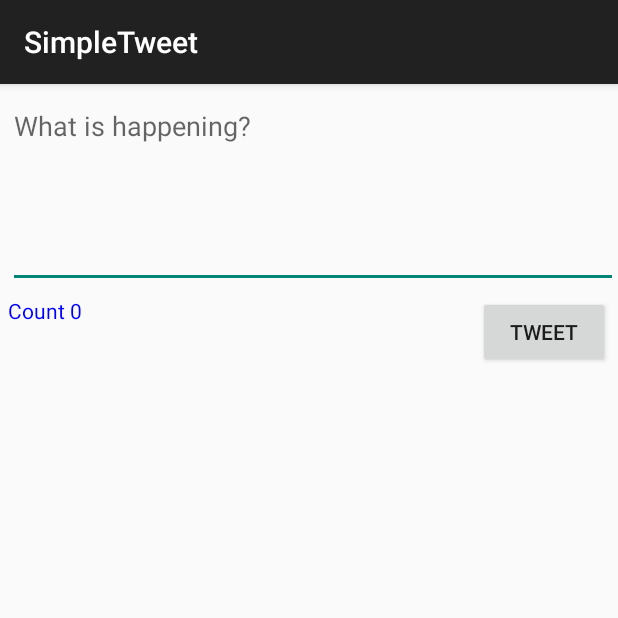
After one commit to JulCesWhat/TwitterAndroid, an Android app: the ComposeActivity screen opened directly, with no data from a screen before it, on a phone screen of 412 x 824 dp, the top half of it. The commit adds this screen. Run offline under Robolectric (Android 15) with nearby library versions, the phone set to English and light mode, and no system bars; our stand-ins replace Room's generated code; libraries missing offline, so code that uses them is left out: com.codepath.asynchttpclient, com.facebook.stetho, org.parceler; 1 statement that could not run was skipped.

Commit message:
Adding changes for part two of project

```diff
--- a/app/build.gradle
+++ b/app/build.gradle
@@ -52,4 +52,7 @@ dependencies {
     implementation 'com.facebook.stetho:stetho:1.5.1'
 
     implementation 'androidx.swiperefreshlayout:swiperefreshlayout:1.0.0'
+
+    implementation 'org.parceler:parceler-api:1.1.12'
+    annotationProcessor 'org.parceler:parceler:1.1.12'
 }
--- a/app/src/main/AndroidManifest.xml
+++ b/app/src/main/AndroidManifest.xml
@@ -13,7 +13,8 @@
         android:icon="@drawable/ic_launcher"
         android:label="@string/app_name"
         android:theme="@style/AppTheme">
-        <activity android:name=".TimelineActivity"></activity>
+        <activity android:name=".ComposeActivity"></activity>
+        <activity android:name=".TimelineActivity" />
         <activity
             android:name=".LoginActivity"
             android:label="@string/app_name"
--- /dev/null
+++ b/app/src/main/java/com/codepath/apps/restclienttemplate/ComposeActivity.java
@@ -0,0 +1,113 @@
+package com.codepath.apps.restclienttemplate;
+
+import androidx.appcompat.app.AppCompatActivity;
+
+import android.content.Intent;
+import android.graphics.Color;
+import android.os.Bundle;
+import android.os.Parcel;
+import android.text.Editable;
+import android.text.TextWatcher;
+import android.util.Log;
+import android.view.View;
+import android.widget.Button;
+import android.widget.EditText;
+import android.widget.TextView;
+import android.widget.Toast;
+
+import com.codepath.apps.restclienttemplate.models.Tweet;
+import com.codepath.asynchttpclient.callback.JsonHttpResponseHandler;
+
+import org.json.JSONException;
+import org.parceler.Parcels;
+
+import okhttp3.Headers;
+
+public class ComposeActivity extends AppCompatActivity {
+
+    public static final String TAG = "ComposeActivity";
+    public static final int MAX_TWEET_LENGTH = 280;
+
+    EditText etcompose;
+    Button btnTweet;
+    TextView mTextView;
+
+    TwitterClient client;
+
+    @Override
+    protected void onCreate(Bundle savedInstanceState) {
+        super.onCreate(savedInstanceState);
+        setContentView(R.layout.activity_compose);
+
+        etcompose = findViewById(R.id.etCompose);
+        btnTweet = findViewById(R.id.btnTweet);
+        mTextView = findViewById(R.id.rm_count);
+        mTextView.setTextColor(Color.BLUE);
+
+        etcompose.addTextChangedListener(new TextWatcher() {
+            @Override
+            public void onTextChanged(CharSequence s, int start, int before, int count) {
+                // Fires right as the text is being changed (even supplies the range of text)
+                mTextView.setText(String.valueOf(s.length()) + "/" + MAX_TWEET_LENGTH);
+                if (s.length() > MAX_TWEET_LENGTH) {
+                    mTextView.setTextColor(Color.RED);
+                    btnTweet.setEnabled(false);
+                } else {
+                    mTextView.setTextColor(Color.BLUE);
+                    btnTweet.setEnabled(true);
+                }
+            }
+
+            @Override
+            public void beforeTextChanged(CharSequence s, int start, int count,
+                                          int after) {
+                // Fires right before text is changing
+            }
+
+            @Override
+            public void afterTextChanged(Editable s) {
+                // Fires right after the text has changed
+//                tvDisplay.setText(s.toString());
+            }
+        });
+
+        client = TwitterApp.getRestClient(this);
+
+        btnTweet.setOnClickListener(new View.OnClickListener() {
+            @Override
+            public void onClick(View view) {
+                String tweetContent = etcompose.getText().toString();
+                if (tweetContent.isEmpty()) {
+                    Toast.makeText(ComposeActivity.this, "Sorry, your tweet cannot be empty!", Toast.LENGTH_LONG).show();
+                    return;
+                }
+                if (tweetContent.length() > MAX_TWEET_LENGTH) {
+                    Toast.makeText(ComposeActivity.this, "Sorry, your tweet is too long!", Toast.LENGTH_LONG).show();
+                    return;
+                }
+
+                client.publishTweet(tweetContent, new JsonHttpResponseHandler() {
+                    @Override
+                    public void onSuccess(int statusCode, Headers headers, JSON json) {
+                        Log.i(TAG, "onSuccess publish tweet");
+                        try {
+                            Tweet tweet = Tweet.fromJson(json.jsonObject);
+                            Log.i(TAG, "Publish tweet says: " + tweet.body);
+                            Intent intent = new Intent();
+                            intent.putExtra("tweet", Parcels.wrap(tweet));
+                            setResult(RESULT_OK, intent);
+                            finish();
+                        } catch (JSONException e) {
+                            e.printStackTrace();
+                        }
+                    }
+
+                    @Override
+                    public void onFailure(int statusCode, Headers headers, String response, Throwable throwable) {
+                        Log.e(TAG, "onFailure to publish tweet", throwable);
+                    }
+                });
+            }
+        });
+    }
+}
--- a/app/src/main/java/com/codepath/apps/restclienttemplate/models/Tweet.java
+++ b/app/src/main/java/com/codepath/apps/restclienttemplate/models/Tweet.java
@@ -5,16 +5,22 @@ import com.codepath.apps.restclienttemplate.TimeFormatter;
 import org.json.JSONArray;
 import org.json.JSONException;
 import org.json.JSONObject;
+import org.parceler.Parcel;
 
 import java.util.ArrayList;
 import java.util.List;
 
+@Parcel
 public class Tweet
 {
     public String body;
     public String createdAt;
     public User user;
     public Long id;
+
+    public Tweet() {
+
+    }
 
     public static Tweet fromJson(JSONObject jsonObject) throws JSONException {
         Tweet tweet = new Tweet();
--- a/app/src/main/java/com/codepath/apps/restclienttemplate/models/User.java
+++ b/app/src/main/java/com/codepath/apps/restclienttemplate/models/User.java
@@ -2,11 +2,17 @@ package com.codepath.apps.restclienttemplate.models;
 
 import org.json.JSONException;
 import org.json.JSONObject;
+import org.parceler.Parcel;
 
+@Parcel
 public class User {
     public String name;
     public String screenName;
     public String profileImageUrl;
+
+    public User() {
+
+    }
 
     public static User fromJson(JSONObject jsonObject) throws JSONException {
         User user = new User();
--- /dev/null
+++ b/app/src/main/res/layout/activity_compose.xml
@@ -0,0 +1,54 @@
+<?xml version="1.0" encoding="utf-8"?>
+<RelativeLayout xmlns:android="http://schemas.android.com/apk/res/android"
+    xmlns:app="http://schemas.android.com/apk/res-auto"
+    xmlns:tools="http://schemas.android.com/tools"
+    android:layout_width="match_parent"
+    android:layout_height="match_parent"
+    tools:context=".ComposeActivity">
+
+    <!--    <android.support.design.widget.TextInputLayout-->
+    <!--        android:layout_width="match_parent"-->
+    <!--        android:layout_height="wrap_content"-->
+    <!--        app:counterEnabled="true"-->
+    <!--        app:counterMaxLength="420">-->
+
+    <!--        <EditText-->
+    <!--            android:layout_width="match_parent"-->
+    <!--            android:layout_height="wrap_content"-->
+    <!--            android:maxLength="420" />-->
+
+    <!--    </android.support.design.widget.TextInputLayout>-->
+
+
+    <EditText
+        android:id="@+id/etCompose"
+        android:layout_width="match_parent"
+        android:layout_height="wrap_content"
+        android:layout_marginStart="5dp"
+        android:layout_marginTop="5dp"
+        android:ems="10"
+        android:gravity="start|top"
+        android:hint="What is happening?"
+        android:inputType="textMultiLine"
+        android:minLines="5"></EditText>
+
+    <TextView
+        android:id="@+id/rm_count"
+        android:layout_width="match_parent"
+        android:layout_height="wrap_content"
+        android:layout_below="@+id/etCompose"
+        android:layout_marginStart="5dp"
+        android:layout_marginTop="5dp"
+        android:gravity="left"
+        android:text="Count 0"/>
+
+    <Button
+        android:id="@+id/btnTweet"
+        android:layout_width="wrap_content"
+        android:layout_height="wrap_content"
+        android:layout_below="@+id/etCompose"
+        android:layout_alignParentEnd="true"
+        android:layout_marginTop="5dp"
+        android:layout_marginEnd="5dp"
+        android:text="Tweet" />
+</RelativeLayout>
--- a/build.gradle
+++ b/build.gradle
@@ -5,7 +5,7 @@ buildscript {
         jcenter()
     }
     dependencies {
-        classpath 'com.android.tools.build:gradle:3.6.1'
+        classpath 'com.android.tools.build:gradle:4.0.0'
     }
 }
 
```
Also changed, not shown: app/src/main/java/com/codepath/apps/restclienttemplate/TimelineActivity.java (+34 -0 lines), app/src/main/java/com/codepath/apps/restclienttemplate/TwitterClient.java (+8 -0 lines), app/src/main/res/menu/menu_main.xml (added, +10 -0 lines), gradle/wrapper/gradle-wrapper.properties, 2 other files.
